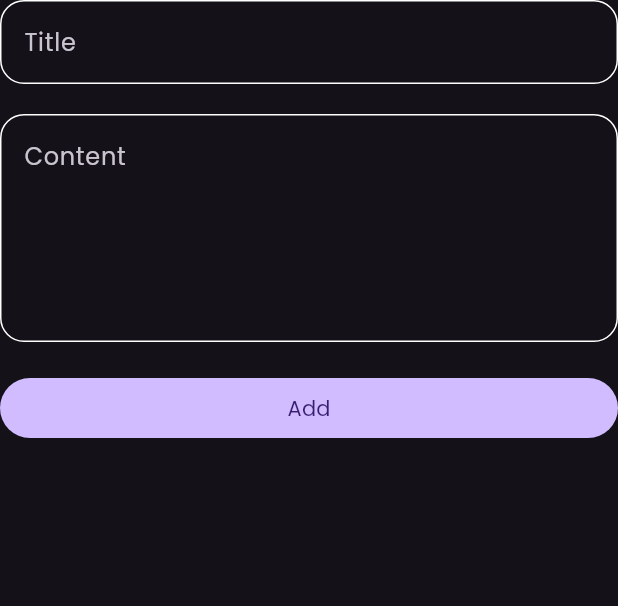
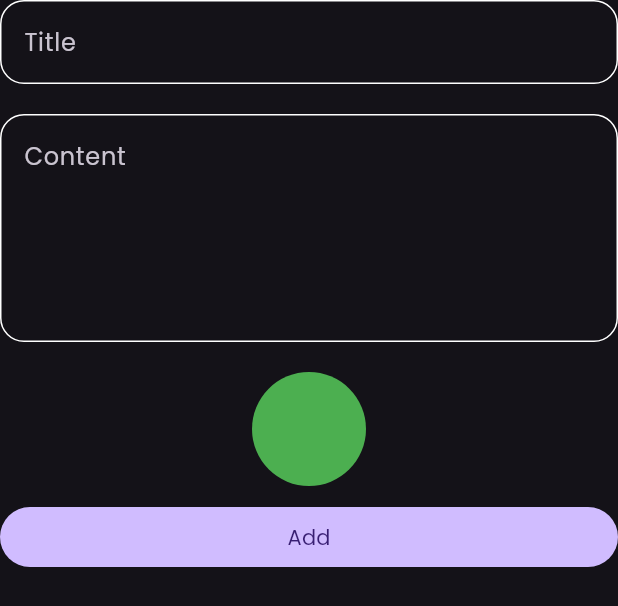
Before and after one commit to AhmedBelal31/Notes-App-With-Hive, a Flutter app: the AddNoteForm widget shown alone on an empty page, opened directly, on a phone screen of 412 x 824 dp. Shown: the top 606 px of the screen. Run offline on Flutter 3.47's test engine with Material 3 defaults, Android fonts, the phone set to English and light mode, and no system bars; our stand-ins replace bloc, flutter_bloc, hive, hive_flutter; accounts and stored records are empty.

Commit message:
build Note Color Item

```diff
--- a/lib/features/add_read_notes/presentation/widgets/add_note_form.dart
+++ b/lib/features/add_read_notes/presentation/widgets/add_note_form.dart
@@ -44,6 +44,7 @@ class _AddNoteFormState extends State<AddNoteForm> {
               // onSaved:(){},
             ),
           ),
+          NoteItemColor(),
           BlocBuilder<NotesCubit, NotesStates>(
             builder: (context, state) {
               return SizedBox(
@@ -85,3 +86,17 @@ class _AddNoteFormState extends State<AddNoteForm> {
     }
   }
 }
+class NoteItemColor extends StatelessWidget {
+  const NoteItemColor({super.key});
+
+  @override
+  Widget build(BuildContext context) {
+    return Padding(
+      padding: const EdgeInsets.only(bottom: 10),
+      child: CircleAvatar(
+        backgroundColor: Colors.green,
+        radius: 38,
+      ),
+    );
+  }
+}
```
